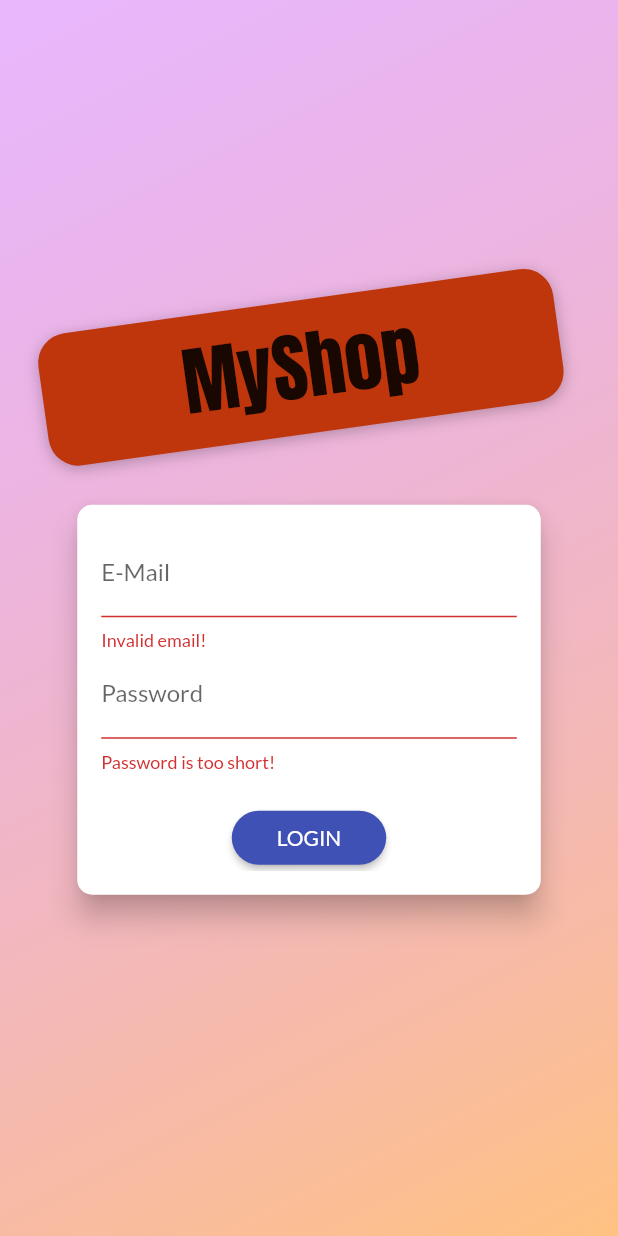
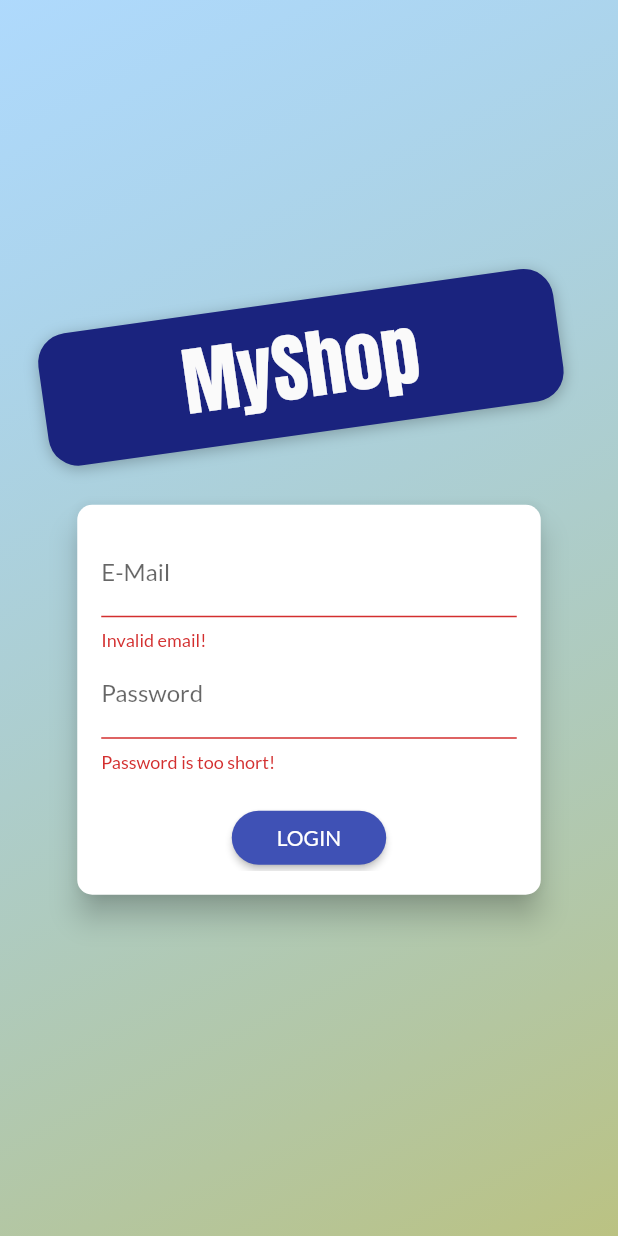
Before and after one commit to hcetinkaya-r/shop_app, a Flutter app: the AuthScreen screen opened directly, after a tap on "LOGIN", on a phone screen of 412 x 824 dp. Run offline on Flutter 3.47's test engine with Material 2 defaults, Android fonts, the phone set to English and light mode, and no system bars.

Commit message:
last commit

```diff
--- /dev/null
+++ b/lib/providers/auth.dart
@@ -0,0 +1,24 @@
+import 'dart:convert';
+
+import 'package:flutter/widgets.dart';
+import 'package:http/http.dart' as http;
+
+class Auth with ChangeNotifier {
+  String _token;
+  DateTime _expiryDate;
+  String _userId;
+
+  Future<void> signUp(String email, String password) async {
+    const url =
+        'https://identitytoolkit.googleapis.com/v1/accounts:signUp?key=AIzaSyDV3kR2rb8khk5Yg9jMwrxDMKnmMwbdrkA';
+    final response = await http.post(
+      url,
+      body: jsonEncode({
+        'email': email,
+        'password': password,
+        'returnSecureToken': true,
+      }),
+    );
+    print(jsonDecode(response.body));
+  }
+}
--- a/lib/screens/auth_screen.dart
+++ b/lib/screens/auth_screen.dart
@@ -1,6 +1,7 @@
 import 'dart:math';
-
 import 'package:flutter/material.dart';
+import 'package:provider/provider.dart';
+import 'package:shop_app/providers/auth.dart';
 
 enum AuthMode { Signup, Login }
 
@@ -20,8 +21,8 @@ class AuthScreen extends StatelessWidget {
             decoration: BoxDecoration(
               gradient: LinearGradient(
                 colors: [
-                  Color.fromRGBO(215, 117, 255, 1).withOpacity(0.5),
-                  Color.fromRGBO(255, 188, 117, 1).withOpacity(0.9),
+                  Color.fromRGBO(100, 185, 255, 1).withOpacity(0.5),
+                  Color.fromRGBO(180, 188, 117, 1).withOpacity(0.9),
                 ],
                 begin: Alignment.topLeft,
                 end: Alignment.bottomRight,
@@ -47,7 +48,7 @@ class AuthScreen extends StatelessWidget {
                       // ..translate(-10.0),
                       decoration: BoxDecoration(
                         borderRadius: BorderRadius.circular(20),
-                        color: Colors.deepOrange.shade900,
+                        color: Colors.indigo.shade900,
                         boxShadow: [
                           BoxShadow(
                             blurRadius: 8,
@@ -59,7 +60,7 @@ class AuthScreen extends StatelessWidget {
                       child: Text(
                         'MyShop',
                         style: TextStyle(
-                          color: Theme.of(context).accentTextTheme.title.color,
+                          color: Theme.of(context).canvasColor,
                           fontSize: 50,
                           fontFamily: 'Anton',
                           fontWeight: FontWeight.normal,
@@ -100,7 +101,7 @@ class _AuthCardState extends State<AuthCard> {
   var _isLoading = false;
   final _passwordController = TextEditingController();
 
-  void _submit() {
+  Future<void> _submit() async {
     if (!_formKey.currentState.validate()) {
       // Invalid!
       return;
@@ -112,7 +113,10 @@ class _AuthCardState extends State<AuthCard> {
     if (_authMode == AuthMode.Login) {
       // Log user in
     } else {
-      // Sign user up
+      await Provider.of<Auth>(context, listen: false).signUp(
+        _authData['email'],
+        _authData['password'],
+      );
     }
     setState(() {
       _isLoading = false;
@@ -157,7 +161,6 @@ class _AuthCardState extends State<AuthCard> {
                     if (value.isEmpty || !value.contains('@')) {
                       return 'Invalid email!';
                     }
-                    return null;
                     return null;
                   },
                   onSaved: (value) {
```
Also changed, not shown: lib/main.dart (+6 -1 lines).
